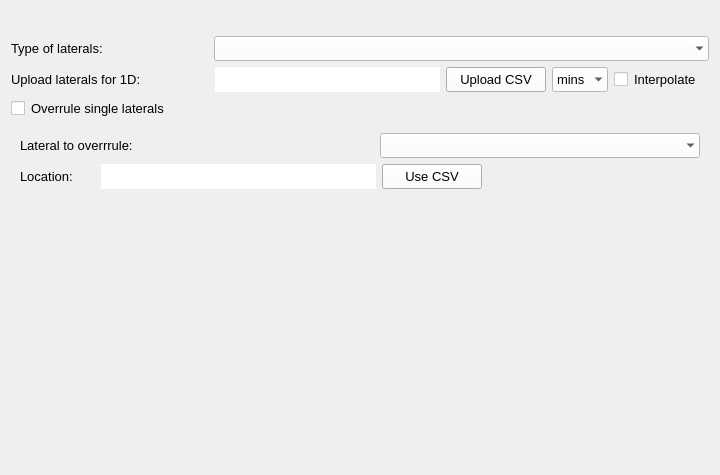
This is threedi_models_and_simulations/ui/simulation_wizard/page_laterals.ui in nens/threedi-api-qgis-client as Qt 5 draws it before an edit. The edited form follows.
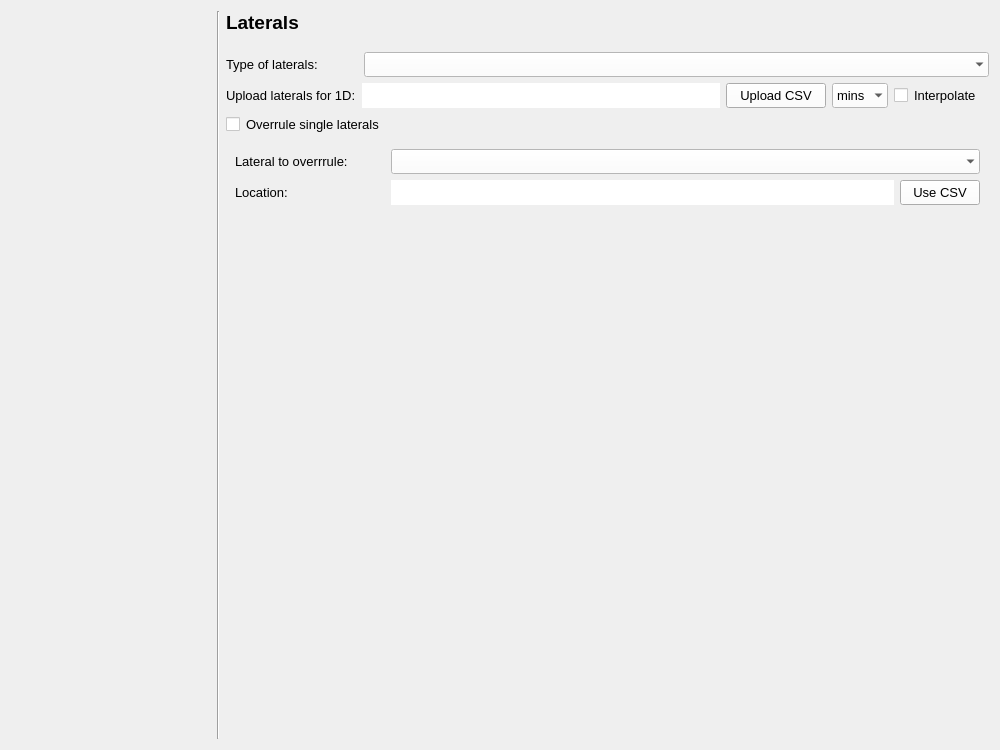
This is the edited form.

Commit message:
Changed the way of showing progress of the simulation wizard. (#424)
* Changed the way of showing progress of the simulation wizard.

Diff of the .ui file:
```diff
--- a/threedi_models_and_simulations/ui/simulation_wizard/page_laterals.ui
+++ b/threedi_models_and_simulations/ui/simulation_wizard/page_laterals.ui
@@ -6,13 +6,13 @@
    <rect>
     <x>0</x>
     <y>0</y>
-    <width>720</width>
-    <height>475</height>
+    <width>1000</width>
+    <height>750</height>
    </rect>
   </property>
   <property name="minimumSize">
    <size>
-    <width>720</width>
+    <width>0</width>
     <height>0</height>
    </size>
   </property>
@@ -63,43 +63,7 @@
    <string>Form</string>
   </property>
   <layout class="QGridLayout" name="gridLayout">
-   <item row="0" column="0">
-    <layout class="QVBoxLayout" name="svg_lout">
-     <property name="bottomMargin">
-      <number>0</number>
-     </property>
-    </layout>
-   </item>
-   <item row="15" column="0">
-    <spacer name="verticalSpacer_4">
-     <property name="orientation">
-      <enum>Qt::Vertical</enum>
-     </property>
-     <property name="sizeHint" stdset="0">
-      <size>
-       <width>20</width>
-       <height>40</height>
-      </size>
-     </property>
-    </spacer>
-   </item>
-   <item row="1" column="0">
-    <spacer name="verticalSpacer_2">
-     <property name="orientation">
-      <enum>Qt::Vertical</enum>
-     </property>
-     <property name="sizeType">
-      <enum>QSizePolicy::Fixed</enum>
-     </property>
-     <property name="sizeHint" stdset="0">
-      <size>
-       <width>20</width>
-       <height>25</height>
-      </size>
-     </property>
-    </spacer>
-   </item>
-   <item row="6" column="0">
+   <item row="4" column="2">
     <layout class="QHBoxLayout" name="horizontalLayout_5">
      <property name="bottomMargin">
       <number>0</number>
@@ -108,7 +72,7 @@
       <widget class="QLabel" name="laterals_layout">
        <property name="minimumSize">
         <size>
-         <width>150</width>
+         <width>0</width>
          <height>20</height>
         </size>
        </property>
@@ -129,26 +93,13 @@
        </property>
       </widget>
      </item>
-     <item>
-      <spacer name="horizontalSpacer_2">
-       <property name="orientation">
-        <enum>Qt::Horizontal</enum>
-       </property>
-       <property name="sizeHint" stdset="0">
-        <size>
-         <width>40</width>
-         <height>20</height>
-        </size>
-       </property>
-      </spacer>
-     </item>
      <item>
       <widget class="QLineEdit" name="il_upload">
        <property name="enabled">
         <bool>true</bool>
        </property>
        <property name="sizePolicy">
-        <sizepolicy hsizetype="Preferred" vsizetype="Preferred">
+        <sizepolicy hsizetype="Expanding" vsizetype="Preferred">
          <horstretch>0</horstretch>
          <verstretch>0</verstretch>
         </sizepolicy>
@@ -167,6 +118,7 @@
        </property>
        <property name="font">
         <font>
+         <family>Segoe UI</family>
          <pointsize>10</pointsize>
         </font>
        </property>
@@ -313,6 +265,7 @@
          </property>
          <property name="font">
           <font>
+           <family>Segoe UI</family>
            <pointsize>10</pointsize>
           </font>
          </property>
@@ -325,7 +278,215 @@
      </item>
     </layout>
    </item>
-   <item row="7" column="0">
+   <item row="0" column="0" rowspan="9">
+    <widget class="QWidget" name="wizard_steps_widget" native="true">
+     <property name="sizePolicy">
+      <sizepolicy hsizetype="Preferred" vsizetype="Expanding">
+       <horstretch>0</horstretch>
+       <verstretch>0</verstretch>
+      </sizepolicy>
+     </property>
+     <property name="minimumSize">
+      <size>
+       <width>200</width>
+       <height>0</height>
+      </size>
+     </property>
+     <property name="maximumSize">
+      <size>
+       <width>200</width>
+       <height>16777215</height>
+      </size>
+     </property>
+     <layout class="QVBoxLayout" name="verticalLayout_2"/>
+    </widget>
+   </item>
+   <item row="7" column="2">
+    <spacer name="verticalSpacer_4">
+     <property name="orientation">
+      <enum>Qt::Vertical</enum>
+     </property>
+     <property name="sizeHint" stdset="0">
+      <size>
+       <width>20</width>
+       <height>40</height>
+      </size>
+     </property>
+    </spacer>
+   </item>
+   <item row="0" column="2">
+    <widget class="QLabel" name="label_3">
+     <property name="font">
+      <font>
+       <family>Segoe UI</family>
+       <pointsize>14</pointsize>
+       <weight>75</weight>
+       <bold>true</bold>
+       <underline>false</underline>
+      </font>
+     </property>
+     <property name="text">
+      <string>Laterals</string>
+     </property>
+    </widget>
+   </item>
+   <item row="6" column="2">
+    <widget class="QWidget" name="overrule_widget" native="true">
+     <property name="baseSize">
+      <size>
+       <width>0</width>
+       <height>49</height>
+      </size>
+     </property>
+     <layout class="QVBoxLayout" name="verticalLayout">
+      <item>
+       <layout class="QGridLayout" name="gridLayout_2">
+        <property name="bottomMargin">
+         <number>0</number>
+        </property>
+        <item row="1" column="1">
+         <widget class="QLineEdit" name="il_location">
+          <property name="sizePolicy">
+           <sizepolicy hsizetype="Expanding" vsizetype="Preferred">
+            <horstretch>0</horstretch>
+            <verstretch>0</verstretch>
+           </sizepolicy>
+          </property>
+          <property name="minimumSize">
+           <size>
+            <width>0</width>
+            <height>25</height>
+           </size>
+          </property>
+          <property name="maximumSize">
+           <size>
+            <width>16777215</width>
+            <height>16777215</height>
+           </size>
+          </property>
+          <property name="styleSheet">
+           <string notr="true">QLineEdit {background-color: white;}</string>
+          </property>
+          <property name="frame">
+           <bool>false</bool>
+          </property>
+         </widget>
+        </item>
+        <item row="1" column="2">
+         <widget class="QPushButton" name="pb_use_csv">
+          <property name="sizePolicy">
+           <sizepolicy hsizetype="Minimum" vsizetype="Preferred">
+            <horstretch>0</horstretch>
+            <verstretch>0</verstretch>
+           </sizepolicy>
+          </property>
+          <property name="minimumSize">
+           <size>
+            <width>0</width>
+            <height>25</height>
+           </size>
+          </property>
+          <property name="maximumSize">
+           <size>
+            <width>16777215</width>
+            <height>16777215</height>
+           </size>
+          </property>
+          <property name="font">
+           <font>
+            <family>Segoe UI</family>
+            <pointsize>10</pointsize>
+           </font>
+          </property>
+          <property name="text">
+           <string>Use CSV</string>
+          </property>
+         </widget>
+        </item>
+        <item row="1" column="0">
+         <widget class="QLabel" name="label_5">
+          <property name="minimumSize">
+           <size>
+            <width>75</width>
+            <height>20</height>
+           </size>
+          </property>
+          <property name="maximumSize">
+           <size>
+            <width>16777215</width>
+            <height>16777215</height>
+           </size>
+          </property>
+          <property name="font">
+           <font>
+            <family>Segoe UI</family>
+            <pointsize>10</pointsize>
+           </font>
+          </property>
+          <property name="text">
+           <string>Location:</string>
+          </property>
+         </widget>
+        </item>
+        <item row="0" column="0">
+         <widget class="QLabel" name="label">
+          <property name="minimumSize">
+           <size>
+            <width>150</width>
+            <height>20</height>
+           </size>
+          </property>
+          <property name="maximumSize">
+           <size>
+            <width>16777215</width>
+            <height>16777215</height>
+           </size>
+          </property>
+          <property name="font">
+           <font>
+            <family>Segoe UI</family>
+            <pointsize>10</pointsize>
+           </font>
+          </property>
+          <property name="text">
+           <string>Lateral to overrrule:</string>
+          </property>
+         </widget>
+        </item>
+        <item row="0" column="1" colspan="2">
+         <widget class="QComboBox" name="cb_laterals">
+          <property name="minimumSize">
+           <size>
+            <width>0</width>
+            <height>25</height>
+           </size>
+          </property>
+          <property name="maximumSize">
+           <size>
+            <width>16777215</width>
+            <height>16777215</height>
+           </size>
+          </property>
+          <property name="font">
+           <font>
+            <family>Segoe UI</family>
+            <pointsize>10</pointsize>
+           </font>
+          </property>
+          <property name="styleSheet">
+           <string notr="true">QComboBox {background-color:white; selection-background-color: lightgray;}</string>
+          </property>
+          <property name="frame">
+           <bool>false</bool>
+          </property>
+         </widget>
+        </item>
+       </layout>
+      </item>
+     </layout>
+    </widget>
+   </item>
+   <item row="5" column="2">
     <layout class="QHBoxLayout" name="horizontalLayout">
      <property name="bottomMargin">
       <number>0</number>
@@ -465,6 +626,7 @@
        </property>
        <property name="font">
         <font>
+         <family>Segoe UI</family>
          <pointsize>10</pointsize>
         </font>
        </property>
@@ -475,16 +637,35 @@
      </item>
     </layout>
    </item>
-   <item row="5" column="0">
+   <item row="8" column="2">
+    <spacer name="horizontalSpacer_5">
+     <property name="orientation">
+      <enum>Qt::Horizontal</enum>
+     </property>
+     <property name="sizeHint" stdset="0">
+      <size>
+       <width>40</width>
+       <height>20</height>
+      </size>
+     </property>
+    </spacer>
+   </item>
+   <item row="3" column="2">
     <layout class="QHBoxLayout" name="horizontalLayout_2">
      <property name="bottomMargin">
       <number>0</number>
      </property>
      <item>
       <widget class="QLabel" name="label_8">
+       <property name="sizePolicy">
+        <sizepolicy hsizetype="Preferred" vsizetype="Preferred">
+         <horstretch>0</horstretch>
+         <verstretch>0</verstretch>
+        </sizepolicy>
+       </property>
        <property name="minimumSize">
         <size>
-         <width>150</width>
+         <width>0</width>
          <height>20</height>
         </size>
        </property>
@@ -510,6 +691,9 @@
        <property name="orientation">
         <enum>Qt::Horizontal</enum>
        </property>
+       <property name="sizeType">
+        <enum>QSizePolicy::Minimum</enum>
+       </property>
        <property name="sizeHint" stdset="0">
         <size>
          <width>40</width>
@@ -521,14 +705,14 @@
      <item>
       <widget class="QComboBox" name="cb_type">
        <property name="sizePolicy">
-        <sizepolicy hsizetype="Preferred" vsizetype="Preferred">
+        <sizepolicy hsizetype="Expanding" vsizetype="Preferred">
          <horstretch>0</horstretch>
          <verstretch>0</verstretch>
         </sizepolicy>
        </property>
        <property name="minimumSize">
         <size>
-         <width>495</width>
+         <width>0</width>
          <height>25</height>
         </size>
        </property>
@@ -554,191 +738,17 @@
      </item>
     </layout>
    </item>
-   <item row="14" column="0">
-    <widget class="QWidget" name="overrule_widget" native="true">
-     <property name="baseSize">
-      <size>
-       <width>0</width>
-       <height>49</height>
-      </size>
+   <item row="0" column="1" rowspan="9">
+    <widget class="Line" name="line">
+     <property name="sizePolicy">
+      <sizepolicy hsizetype="Fixed" vsizetype="Expanding">
+       <horstretch>0</horstretch>
+       <verstretch>0</verstretch>
+      </sizepolicy>
      </property>
-     <layout class="QVBoxLayout" name="verticalLayout">
-      <item>
-       <layout class="QHBoxLayout" name="horizontalLayout_8">
-        <property name="bottomMargin">
-         <number>0</number>
-        </property>
-        <item>
-         <widget class="QLabel" name="label">
-          <property name="minimumSize">
-           <size>
-            <width>150</width>
-            <height>20</height>
-           </size>
-          </property>
-          <property name="maximumSize">
-           <size>
-            <width>16777215</width>
-            <height>16777215</height>
-           </size>
-          </property>
-          <property name="font">
-           <font>
-            <pointsize>10</pointsize>
-           </font>
-          </property>
-          <property name="text">
-           <string>Lateral to overrrule:</string>
-          </property>
-         </widget>
-        </item>
-        <item>
-         <spacer name="horizontalSpacer_4">
-          <property name="orientation">
-           <enum>Qt::Horizontal</enum>
-          </property>
-          <property name="sizeHint" stdset="0">
-           <size>
-            <width>40</width>
-            <height>20</height>
-           </size>
-          </property>
-         </spacer>
-        </item>
-        <item>
-         <widget class="QComboBox" name="cb_laterals">
-          <property name="minimumSize">
-           <size>
-            <width>320</width>
-            <height>25</height>
-           </size>
-          </property>
-          <property name="maximumSize">
-           <size>
-            <width>16777215</width>
-            <height>16777215</height>
-           </size>
-          </property>
-          <property name="font">
-           <font>
-            <pointsize>10</pointsize>
-           </font>
-          </property>
-          <property name="styleSheet">
-           <string notr="true">QComboBox {background-color:white; selection-background-color: lightgray;}</string>
-          </property>
-          <property name="frame">
-           <bool>false</bool>
-          </property>
-         </widget>
-        </item>
-       </layout>
-      </item>
-      <item>
-       <layout class="QHBoxLayout" name="horizontalLayout_3">
-        <property name="bottomMargin">
-         <number>0</number>
-        </property>
-        <item>
-         <widget class="QLabel" name="label_5">
-          <property name="minimumSize">
-           <size>
-            <width>75</width>
-            <height>20</height>
-           </size>
-          </property>
-          <property name="maximumSize">
-           <size>
-            <width>16777215</width>
-            <height>16777215</height>
-           </size>
-          </property>
-          <property name="font">
-           <font>
-            <family>Segoe UI</family>
-            <pointsize>10</pointsize>
-           </font>
-          </property>
-          <property name="text">
-           <string>Location:</string>
-          </property>
-         </widget>
-        </item>
-        <item>
-         <widget class="QLineEdit" name="il_location">
-          <property name="sizePolicy">
-           <sizepolicy hsizetype="Preferred" vsizetype="Preferred">
-            <horstretch>0</horstretch>
-            <verstretch>0</verstretch>
-           </sizepolicy>
-          </property>
-          <property name="minimumSize">
-           <size>
-            <width>275</width>
-            <height>25</height>
-           </size>
-          </property>
-          <property name="maximumSize">
-           <size>
-            <width>16777215</width>
-            <height>16777215</height>
-           </size>
-          </property>
-          <property name="styleSheet">
-           <string notr="true">QLineEdit {background-color: white;}</string>
-          </property>
-          <property name="frame">
-           <bool>false</bool>
-          </property>
-         </widget>
-        </item>
-        <item>
-         <widget class="QPushButton" name="pb_use_csv">
-          <property name="sizePolicy">
-           <sizepolicy hsizetype="Minimum" vsizetype="Preferred">
-            <horstretch>0</horstretch>
-            <verstretch>0</verstretch>
-           </sizepolicy>
-          </property>
-          <property name="minimumSize">
-           <size>
-            <width>100</width>
-            <height>25</height>
-           </size>
-          </property>
-          <property name="maximumSize">
-           <size>
-            <width>16777215</width>
-            <height>16777215</height>
-           </size>
-          </property>
-          <property name="font">
-           <font>
-            <family>Segoe UI</family>
-            <pointsize>10</pointsize>
-           </font>
-          </property>
-          <property name="text">
-           <string>Use CSV</string>
-          </property>
-         </widget>
-        </item>
-        <item>
-         <spacer name="horizontalSpacer">
-          <property name="orientation">
-           <enum>Qt::Horizontal</enum>
-          </property>
-          <property name="sizeHint" stdset="0">
-           <size>
-            <width>40</width>
-            <height>20</height>
-           </size>
-          </property>
-         </spacer>
-        </item>
-       </layout>
-      </item>
-     </layout>
+     <property name="orientation">
+      <enum>Qt::Vertical</enum>
+     </property>
     </widget>
    </item>
   </layout>
```
The commit also changes 21 other files.
